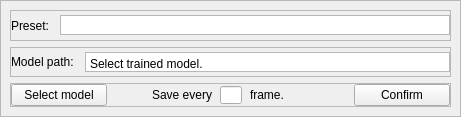
Qt form select_model.ui (jakubwiktor/mdma) before a commit.
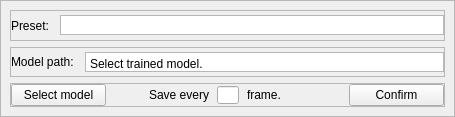
The same form after that commit.

```diff
--- a/select_model.ui
+++ b/select_model.ui
@@ -6,7 +6,7 @@
    <rect>
     <x>0</x>
     <y>0</y>
-    <width>461</width>
+    <width>455</width>
     <height>117</height>
    </rect>
   </property>
@@ -86,6 +86,9 @@
            <property name="horizontalScrollBarPolicy">
             <enum>Qt::ScrollBarAlwaysOff</enum>
            </property>
+           <property name="lineWrapMode">
+            <enum>QTextEdit::NoWrap</enum>
+           </property>
            <property name="readOnly">
             <bool>true</bool>
            </property>
```
